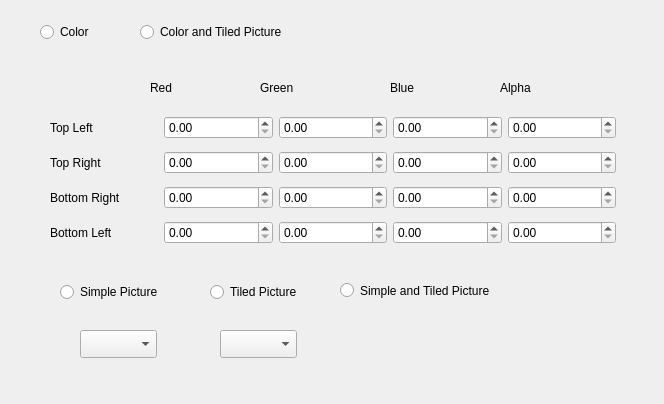
Qt form NietLevelEditor/BackgroundForm.ui (LeVirus/NietLevelEditor) before a commit.
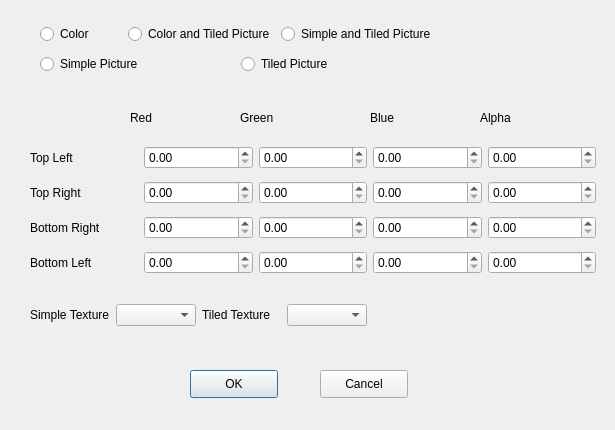
The same form after that commit.

Commit message: Mem background color data in struct.

Patch:
```diff
--- a/NietLevelEditor/BackgroundForm.ui
+++ b/NietLevelEditor/BackgroundForm.ui
@@ -6,67 +6,18 @@
    <rect>
     <x>0</x>
     <y>0</y>
-    <width>664</width>
-    <height>404</height>
+    <width>615</width>
+    <height>430</height>
    </rect>
   </property>
   <property name="windowTitle">
    <string>Dialog</string>
   </property>
-  <widget class="QRadioButton" name="coloredRadioButton">
-   <property name="geometry">
-    <rect>
-     <x>40</x>
-     <y>20</y>
-     <width>81</width>
-     <height>24</height>
-    </rect>
-   </property>
-   <property name="text">
-    <string>Color</string>
-   </property>
-  </widget>
-  <widget class="QRadioButton" name="simpleTextRadioButton">
-   <property name="geometry">
-    <rect>
-     <x>60</x>
-     <y>280</y>
-     <width>121</width>
-     <height>24</height>
-    </rect>
-   </property>
-   <property name="text">
-    <string>Simple Picture</string>
-   </property>
-  </widget>
-  <widget class="QRadioButton" name="tiledTextRadioButton">
-   <property name="geometry">
-    <rect>
-     <x>210</x>
-     <y>280</y>
-     <width>111</width>
-     <height>24</height>
-    </rect>
-   </property>
-   <property name="text">
-    <string>Tiled Picture</string>
-   </property>
-  </widget>
-  <widget class="QComboBox" name="spriteSimpleTextureComboBox">
-   <property name="geometry">
-    <rect>
-     <x>80</x>
-     <y>330</y>
-     <width>77</width>
-     <height>28</height>
-    </rect>
-   </property>
-  </widget>
   <widget class="QWidget" name="colorContainer" native="true">
    <property name="geometry">
     <rect>
-     <x>30</x>
-     <y>50</y>
+     <x>10</x>
+     <y>80</y>
      <width>601</width>
      <height>231</height>
     </rect>
@@ -340,41 +291,118 @@
     </property>
    </widget>
   </widget>
-  <widget class="QComboBox" name="spriteTiledTextureComboBox">
+  <widget class="QPushButton" name="OkButton">
    <property name="geometry">
     <rect>
-     <x>220</x>
-     <y>330</y>
-     <width>77</width>
+     <x>190</x>
+     <y>370</y>
+     <width>88</width>
      <height>28</height>
     </rect>
    </property>
+   <property name="text">
+    <string>OK</string>
+   </property>
   </widget>
-  <widget class="QRadioButton" name="simpleTextureAndTiledTextRadioButton">
+  <widget class="QPushButton" name="CancelButton">
    <property name="geometry">
     <rect>
-     <x>340</x>
-     <y>280</y>
-     <width>181</width>
-     <height>21</height>
+     <x>320</x>
+     <y>370</y>
+     <width>88</width>
+     <height>28</height>
     </rect>
    </property>
    <property name="text">
-    <string>Simple and Tiled Picture</string>
+    <string>Cancel</string>
    </property>
   </widget>
-  <widget class="QRadioButton" name="colorAndTiledTextRadioButton">
+  <widget class="QWidget" name="">
    <property name="geometry">
     <rect>
-     <x>140</x>
+     <x>30</x>
+     <y>300</y>
+     <width>337</width>
+     <height>30</height>
+    </rect>
+   </property>
+   <layout class="QHBoxLayout" name="horizontalLayout">
+    <item>
+     <widget class="QLabel" name="label_9">
+      <property name="text">
+       <string>Simple Texture</string>
+      </property>
+     </widget>
+    </item>
+    <item>
+     <widget class="QComboBox" name="spriteSimpleTextureComboBox"/>
+    </item>
+    <item>
+     <widget class="QLabel" name="label_10">
+      <property name="text">
+       <string>Tiled Texture</string>
+      </property>
+     </widget>
+    </item>
+    <item>
+     <widget class="QComboBox" name="spriteTiledTextureComboBox"/>
+    </item>
+   </layout>
+  </widget>
+  <widget class="QWidget" name="">
+   <property name="geometry">
+    <rect>
+     <x>40</x>
      <y>20</y>
-     <width>161</width>
-     <height>24</height>
+     <width>396</width>
+     <height>60</height>
     </rect>
    </property>
-   <property name="text">
-    <string>Color and Tiled Picture</string>
-   </property>
+   <layout class="QVBoxLayout" name="verticalLayout_2">
+    <item>
+     <layout class="QHBoxLayout" name="horizontalLayout_5">
+      <item>
+       <widget class="QRadioButton" name="coloredRadioButton">
+        <property name="text">
+         <string>Color</string>
+        </property>
+       </widget>
+      </item>
+      <item>
+       <widget class="QRadioButton" name="colorAndTiledTextRadioButton">
+        <property name="text">
+         <string>Color and Tiled Picture</string>
+        </property>
+       </widget>
+      </item>
+      <item>
+       <widget class="QRadioButton" name="simpleTextureAndTiledTextRadioButton">
+        <property name="text">
+         <string>Simple and Tiled Picture</string>
+        </property>
+       </widget>
+      </item>
+     </layout>
+    </item>
+    <item>
+     <layout class="QHBoxLayout" name="horizontalLayout_6">
+      <item>
+       <widget class="QRadioButton" name="simpleTextRadioButton">
+        <property name="text">
+         <string>Simple Picture</string>
+        </property>
+       </widget>
+      </item>
+      <item>
+       <widget class="QRadioButton" name="tiledTextRadioButton">
+        <property name="text">
+         <string>Tiled Picture</string>
+        </property>
+       </widget>
+      </item>
+     </layout>
+    </item>
+   </layout>
   </widget>
  </widget>
  <resources/>
```
Left out of the diff: 38 changed lines with no effect on the pictures. The commit also changes 2 other files.
